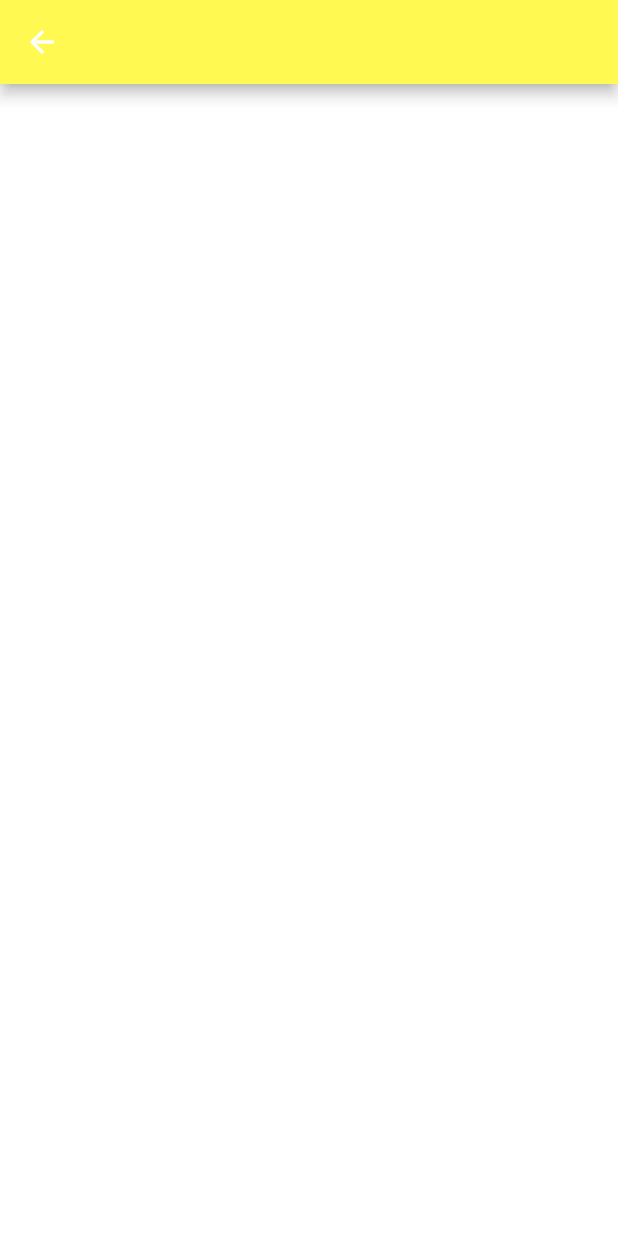
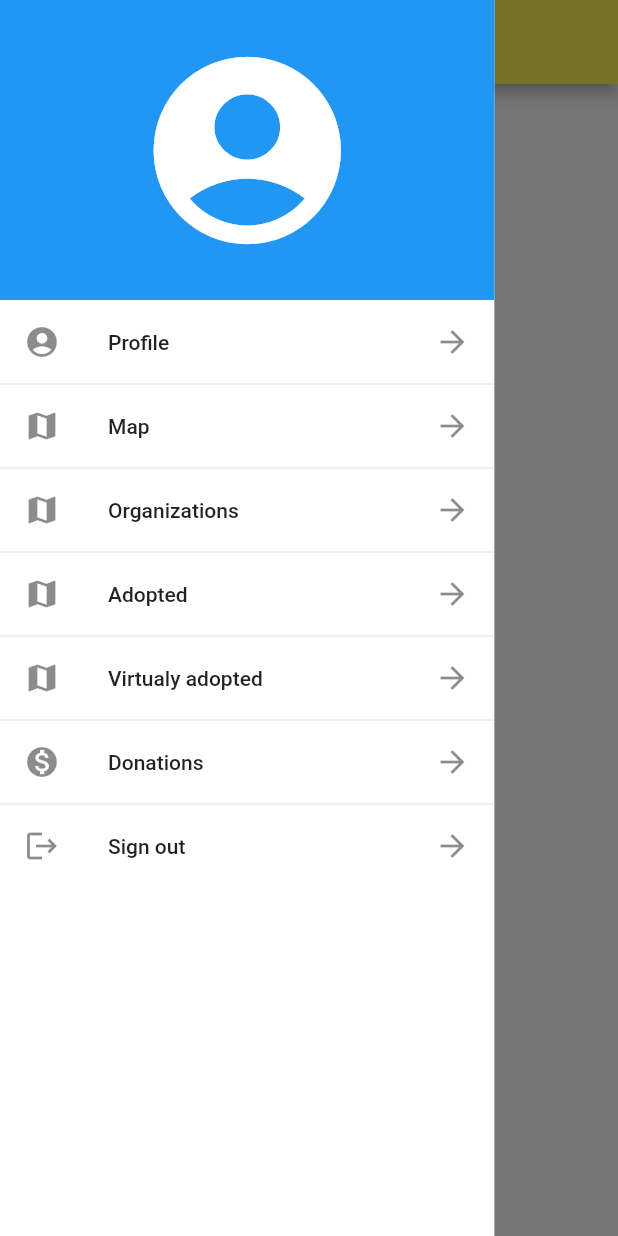
Before and after one commit to Pastajello/dogTour, a Flutter app: the DashboardView screen opened by its route, with the side drawer open (before the commit the screen has no drawer), on a phone screen of 412 x 824 dp. Run offline on Flutter 3.47's test engine with Material 2 defaults, Android fonts, the phone set to English and light mode, and no system bars; our stand-ins replace auto_route, cloud_firestore, firebase_auth, firebase_storage, get_it, google_fonts and 6 more; missing offline and left inert: multi_image_picker; accounts and stored records are empty; generated files the repository leaves out were written again; network calls fail; project files that could hold a hidden picture were left out.

Commit message:
add drawer

```diff
--- a/lib/ui/views/Dashboard/dashboard_view.dart
+++ b/lib/ui/views/Dashboard/dashboard_view.dart
@@ -6,11 +6,22 @@ import 'dashboard_view_model.dart';
 import '../../resources.dart';
 
 class DashboardView extends StatelessWidget {
+  GlobalKey<ScaffoldState> _drawerKey = GlobalKey();
+
   @override
   Widget build(BuildContext context) {
+    var size = MediaQuery.of(context).size;
     return ViewModelBuilder<DashboardViewModel>.reactive(
-        builder: (context, model, child) => Scaffold(
+        builder: (innerContext, model, child) => Scaffold(
+            key: _drawerKey,
             appBar: AppBar(
+              leading: IconButton(
+                onPressed: () => _drawerKey.currentState.openDrawer(),
+                icon: Icon(
+                  Icons.ac_unit,
+                  color: Colors.black,
+                ),
+              ),
               actions: <Widget>[
                 if (model.canAddPet == PermissionState.allowed)
                   IconButton(
@@ -25,6 +36,72 @@ class DashboardView extends StatelessWidget {
                   ),
               ],
               backgroundColor: R.colors.main,
+            ),
+            drawer: Container(
+              color: Colors.white,
+              width: size.width * 0.8,
+              child: ListView(
+                children: [
+                  Container(
+                    color: Colors.blue,
+                    height: 200,
+                    child: Center(
+                      child: Icon(
+                        Icons.account_circle,
+                        color: Colors.white,
+                        size: 150,
+                      ),
+                    ),
+                  ),
+                  ...ListTile.divideTiles(context: innerContext, tiles: [
+                    if (model.isSignedIn)
+                      ListTile(
+                        title: Text("Profile"),
+                        leading: Icon(Icons.account_circle),
+                        trailing: Icon(Icons.arrow_forward),
+                      )
+                    else
+                      ListTile(
+                        title: Text("Sign in"),
+                        leading: Icon(Icons.account_circle),
+                        trailing: Icon(Icons.arrow_forward),
+                        onTap: model.login,
+                      ),
+                    ListTile(
+                      title: Text("Map"),
+                      leading: Icon(Icons.map),
+                      trailing: Icon(Icons.arrow_forward),
+                    ),
+                    ListTile(
+                      title: Text("Organizations"),
+                      leading: Icon(Icons.map),
+                      trailing: Icon(Icons.arrow_forward),
+                    ),
+                    ListTile(
+                      title: Text("Adopted"),
+                      leading: Icon(Icons.map),
+                      trailing: Icon(Icons.arrow_forward),
+                    ),
+                    ListTile(
+                      title: Text("Virtualy adopted"),
+                      leading: Icon(Icons.map),
+                      trailing: Icon(Icons.arrow_forward),
+                    ),
+                    ListTile(
+                      title: Text("Donations"),
+                      leading: Icon(Icons.monetization_on),
+                      trailing: Icon(Icons.arrow_forward),
+                    ),
+                    if (model.isSignedIn)
+                      ListTile(
+                        title: Text("Sign out"),
+                        leading: Icon(Icons.logout),
+                        trailing: Icon(Icons.arrow_forward),
+                        onTap: model.logout,
+                      ),
+                  ]).toList(),
+                ],
+              ),
             ),
             body: Container(
                 color: Colors.white,
--- a/lib/ui/views/Dashboard/dashboard_view_model.dart
+++ b/lib/ui/views/Dashboard/dashboard_view_model.dart
@@ -4,6 +4,7 @@ import 'package:dogtour_admin/app/router.gr.dart';
 import 'package:dogtour_admin/models/permission_state.dart';
 import 'package:dogtour_admin/models/pet.dart';
 import 'package:dogtour_admin/services/permission_servic.dart';
+import 'package:dogtour_admin/services/user_service.dart';
 import 'package:firebase_auth/firebase_auth.dart';
 import 'package:stacked/stacked.dart';
 import 'package:stacked_services/stacked_services.dart';
@@ -11,15 +12,17 @@ import 'package:stacked_services/stacked_services.dart';
 class DashboardViewModel extends BaseViewModel {
   final NavigationService _navigationservice = locator<NavigationService>();
   final PermissionService _permissionService = locator<PermissionService>();
+  final UserService _userService = locator<UserService>();
 
   List<Pet> pets = [];
 
   PermissionState canAddPet = PermissionState.forbidden;
+  bool isSignedIn = false;
 
   Future init() async {
     await getPets();
     canAddPet = _permissionService.canUser(UserPermission.addPet);
-
+    isSignedIn = _userService.getUser() != null;
     notifyListeners();
   }
 
@@ -53,6 +56,10 @@ class DashboardViewModel extends BaseViewModel {
 
   logout() async {
     FirebaseAuth.instance.signOut();
-    await _navigationservice.clearStackAndShow(Routes.welcomeView);
+    _navigationservice.clearStackAndShow(Routes.dashboardView);
+  }
+
+  login() async {
+    await _navigationservice.clearStackAndShow(Routes.loginView);
   }
 }
```
